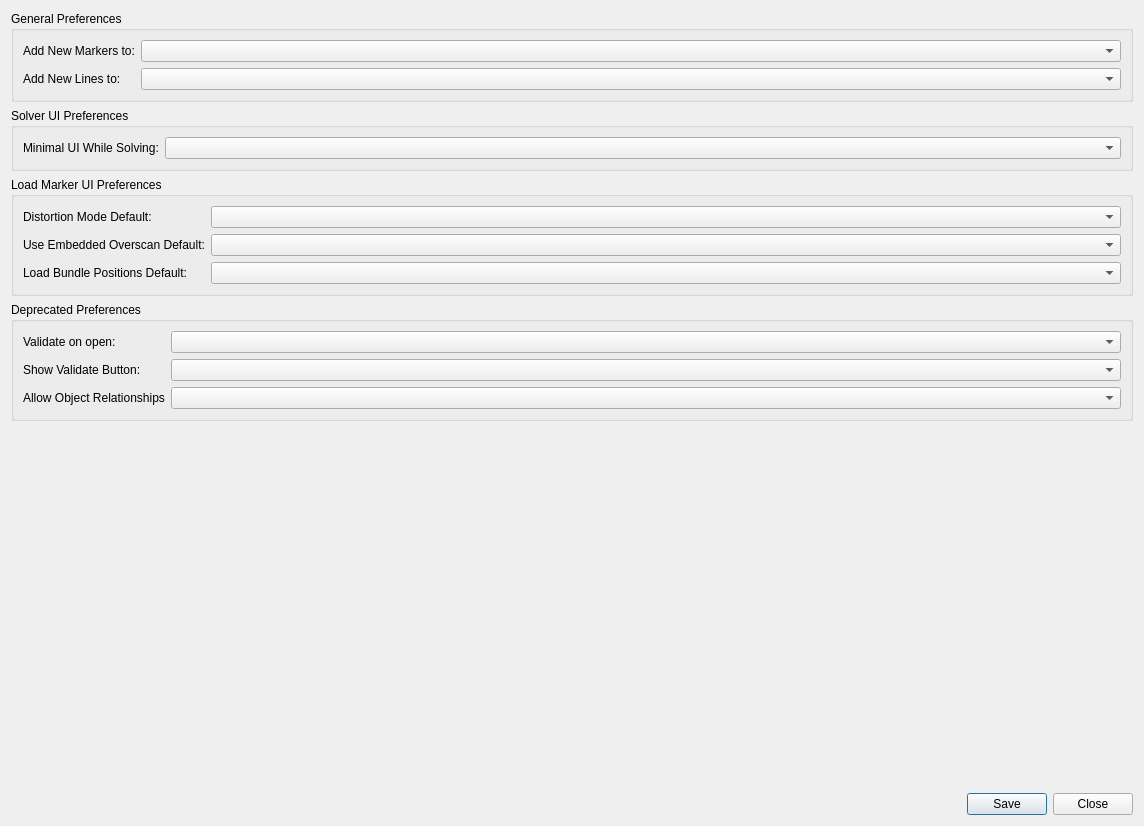
david-cattermole/mayaMatchMoveSolver, file python/mmSolver/tools/userprefswindow/ui/pref_layout.ui: the form before one commit.
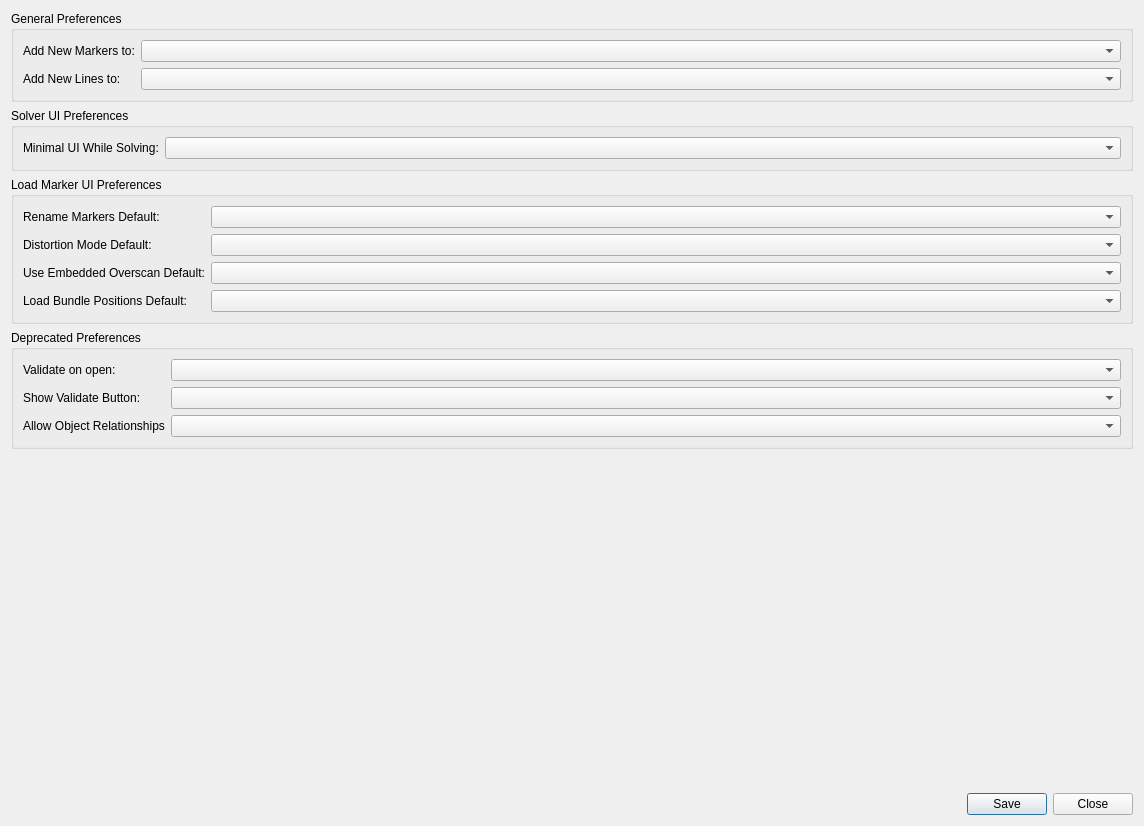
The form after the commit.

Commit message:
Maya Load Markers - Rename Markers Option
This adds new UI widgets to the Load Markers tool to control the name
that markers will be renamed as.

This change also adds a User Preferences option to control the default
value.

Documentation has been updated too.

GitHub issue #274.

What changed in the file:
```diff
--- a/python/mmSolver/tools/userprefswindow/ui/pref_layout.ui
+++ b/python/mmSolver/tools/userprefswindow/ui/pref_layout.ui
@@ -78,36 +78,46 @@
      <layout class="QVBoxLayout" name="verticalLayout_5">
       <item>
        <layout class="QFormLayout" name="loadMarkerUI_formLayout">
-        <item row="1" column="0">
+        <item row="2" column="0">
          <widget class="QLabel" name="useOverscanDefaultLabel">
           <property name="text">
            <string>Use Embedded Overscan Default:</string>
           </property>
          </widget>
         </item>
-        <item row="1" column="1">
+        <item row="2" column="1">
          <widget class="QComboBox" name="useOverscanDefaultComboBox"/>
         </item>
-        <item row="2" column="0">
+        <item row="3" column="0">
          <widget class="QLabel" name="loadBundlePositionsDefaultLabel">
           <property name="text">
            <string>Load Bundle Positions Default:</string>
           </property>
          </widget>
         </item>
-        <item row="2" column="1">
+        <item row="3" column="1">
          <widget class="QComboBox" name="loadBundlePositionsDefaultComboBox"/>
         </item>
-        <item row="0" column="0">
+        <item row="1" column="0">
          <widget class="QLabel" name="distortionModeDefaultLabel">
           <property name="text">
            <string>Distortion Mode Default:</string>
           </property>
          </widget>
         </item>
-        <item row="0" column="1">
+        <item row="1" column="1">
          <widget class="QComboBox" name="distortionModeDefaultComboBox"/>
         </item>
+        <item row="0" column="0">
+         <widget class="QLabel" name="renameMarkersDefaultLabel">
+          <property name="text">
+           <string>Rename Markers Default:</string>
+          </property>
+         </widget>
+        </item>
+        <item row="0" column="1">
+         <widget class="QComboBox" name="renameMarkersDefaultComboBox"/>
+        </item>
        </layout>
       </item>
      </layout>
```
The commit also changes 12 other files.
